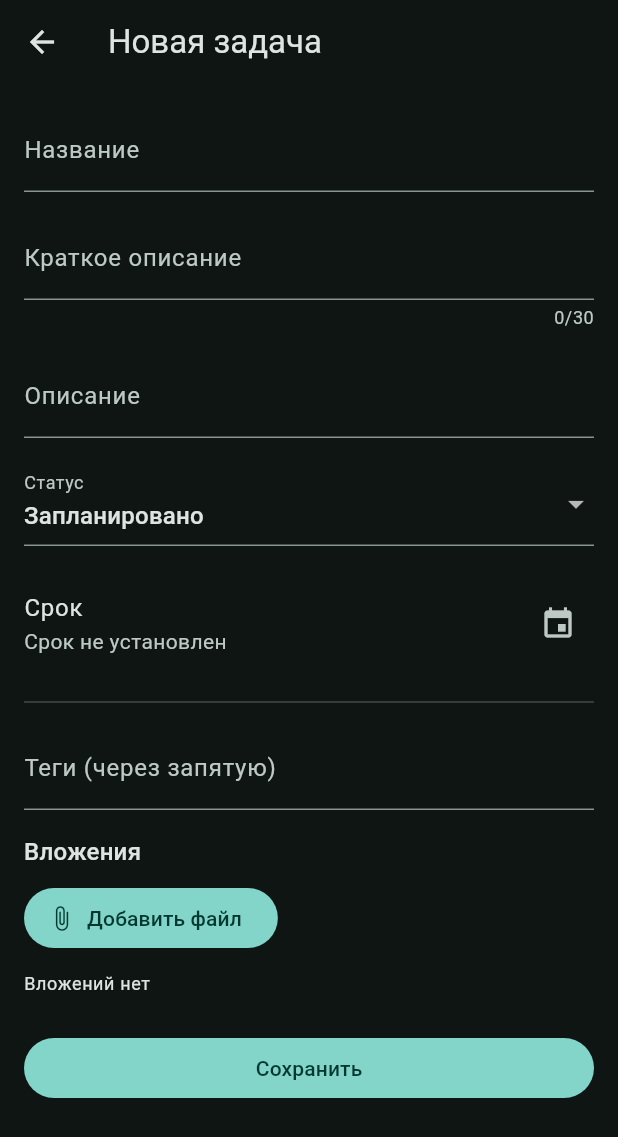
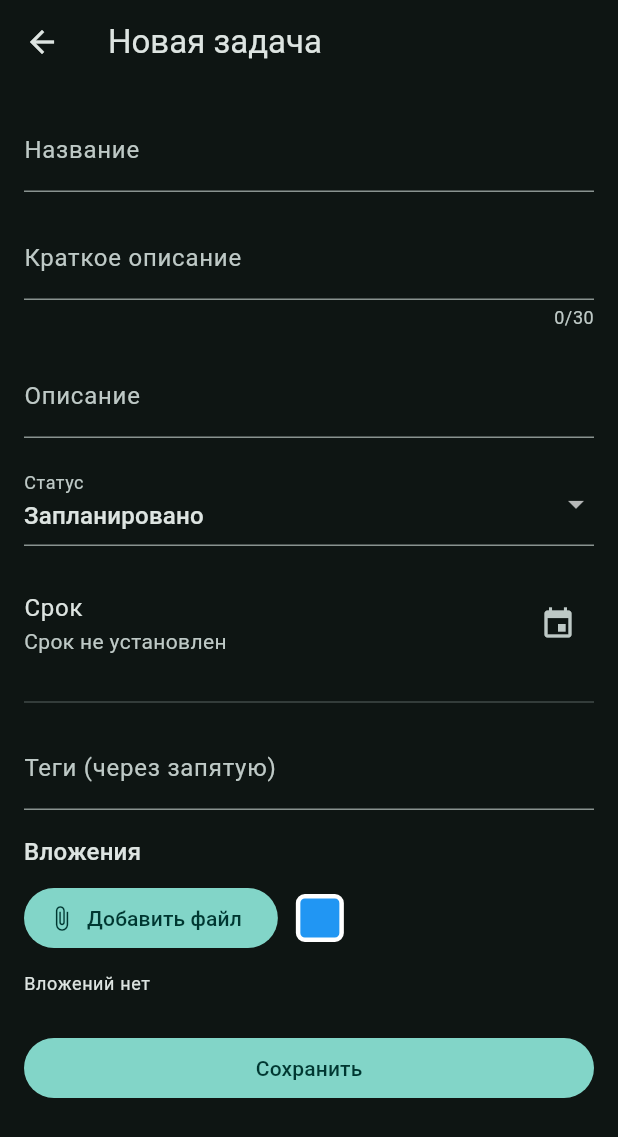
Before and after one commit to StanisRyz/task_manager, a Flutter app: the TaskEditorScreen screen opened directly, on a phone screen of 412 x 824 dp. Shown: the top 1137 px of the screen. Run offline on Flutter 3.47's test engine with Material 3 defaults, Android fonts, the phone set to English and light mode, and no system bars; our stand-ins replace file_picker, flutter_riverpod, hive, hive_flutter, open_filex; missing offline and left inert: pdfx, video_thumbnail; accounts and stored records are empty.

```diff
--- a/lib/features/tasks/data/task.dart
+++ b/lib/features/tasks/data/task.dart
@@ -5,6 +5,8 @@ enum TaskStatus {
   inProgress,
   done,
 }
+
+const int defaultTaskColorValue = 0xFF2196F3;
 
 class Task {
   Task({
@@ -16,6 +18,7 @@ class Task {
     required this.status,
     required this.tags,
     required this.attachments,
+    required this.colorValue,
     required this.createdAt,
     required this.updatedAt,
     required this.completedAt,
@@ -29,6 +32,7 @@ class Task {
   final TaskStatus status;
   final List<String> tags;
   final List<String> attachments;
+  final int colorValue;
   final DateTime createdAt;
   final DateTime updatedAt;
   final DateTime? completedAt;
@@ -42,6 +46,7 @@ class Task {
     TaskStatus? status,
     List<String>? tags,
     List<String>? attachments,
+    int? colorValue,
     DateTime? createdAt,
     DateTime? updatedAt,
     DateTime? completedAt,
@@ -55,6 +60,7 @@ class Task {
       status: status ?? this.status,
       tags: tags ?? List<String>.from(this.tags),
       attachments: attachments ?? List<String>.from(this.attachments),
+      colorValue: colorValue ?? this.colorValue,
       createdAt: createdAt ?? this.createdAt,
       updatedAt: updatedAt ?? this.updatedAt,
       completedAt: completedAt ?? this.completedAt,
@@ -98,6 +104,7 @@ class TaskAdapter extends TypeAdapter<Task> {
       status: fields[4] as TaskStatus,
       tags: (fields[5] as List).cast<String>(),
       attachments: (fields[6] as List).cast<String>(),
+      colorValue: fields[11] as int? ?? defaultTaskColorValue,
       createdAt: fields[7] as DateTime,
       updatedAt: fields[8] as DateTime,
       completedAt: fields[9] as DateTime?,
@@ -107,7 +114,7 @@ class TaskAdapter extends TypeAdapter<Task> {
   @override
   void write(BinaryWriter writer, Task obj) {
     writer
-      ..writeByte(11)
+      ..writeByte(12)
       ..writeByte(0)
       ..write(obj.id)
       ..writeByte(1)
@@ -129,6 +136,8 @@ class TaskAdapter extends TypeAdapter<Task> {
       ..writeByte(9)
       ..write(obj.completedAt)
       ..writeByte(10)
-      ..write(obj.shortDescription);
+      ..write(obj.shortDescription)
+      ..writeByte(11)
+      ..write(obj.colorValue);
   }
 }
--- a/lib/features/tasks/ui/task_editor_screen.dart
+++ b/lib/features/tasks/ui/task_editor_screen.dart
@@ -13,6 +13,7 @@ import '../data/attachment_storage.dart';
 import '../data/task.dart';
 import '../state/tasks_controller.dart';
 import 'attachment_preview.dart';
+import 'task_color_picker_screen.dart';
 import 'task_status_label.dart';
 
 class TaskEditorScreen extends ConsumerStatefulWidget {
@@ -44,6 +45,7 @@ class _TaskEditorScreenState extends ConsumerState<TaskEditorScreen> {
   late TaskStatus _status;
   DateTime? _dueAt;
   late List<String> _attachments;
+  late int _colorValue;
 
   @override
   void initState() {
@@ -56,6 +58,7 @@ class _TaskEditorScreenState extends ConsumerState<TaskEditorScreen> {
     _status = task?.status ?? TaskStatus.planned;
     _dueAt = task?.dueAt;
     _attachments = List<String>.from(task?.attachments ?? []);
+    _colorValue = task?.colorValue ?? defaultTaskColorValue;
   }
 
   @override
@@ -140,6 +143,22 @@ class _TaskEditorScreenState extends ConsumerState<TaskEditorScreen> {
       return;
     }
     _addAttachmentValue(storedPath);
+  }
+
+  Future<void> _pickColor() async {
+    final selectedColor = await Navigator.of(context).push<int>(
+      MaterialPageRoute(
+        builder: (_) => TaskColorPickerScreen(
+          initialColorValue: _colorValue,
+        ),
+      ),
+    );
+    if (selectedColor == null) {
+      return;
+    }
+    setState(() {
+      _colorValue = selectedColor;
+    });
   }
 
   String _attachmentLabel(String path) {
@@ -255,6 +274,7 @@ class _TaskEditorScreenState extends ConsumerState<TaskEditorScreen> {
       status: status,
       tags: _parseTags(_tagsController.text),
       attachments: List<String>.from(_attachments),
+      colorValue: _colorValue,
       createdAt: existing?.createdAt ?? now,
       updatedAt: now,
       completedAt: completedAt,
@@ -476,10 +496,35 @@ class _TaskEditorScreenState extends ConsumerState<TaskEditorScreen> {
                 const SizedBox(height: 8),
                 Align(
                   alignment: Alignment.centerLeft,
-                  child: FilledButton.icon(
-                    onPressed: _pickAttachment,
-                    icon: const Icon(Icons.attach_file),
-                    label: Text(l10n.addAttachmentFile),
+                  child: Row(
+                    mainAxisSize: MainAxisSize.min,
+                    children: [
+                      FilledButton.icon(
+                        onPressed: _pickAttachment,
+                        icon: const Icon(Icons.attach_file),
+                        label: Text(l10n.addAttachmentFile),
+                      ),
+                      const SizedBox(width: 12),
+                      Tooltip(
+                        message: l10n.taskColorTitle,
+                        child: InkWell(
+                          onTap: _pickColor,
+                          borderRadius: BorderRadius.circular(6),
+                          child: Container(
+                            width: 32,
+                            height: 32,
+                            decoration: BoxDecoration(
+                              borderRadius: BorderRadius.circular(6),
+                              border: Border.all(
+                                color: Colors.white,
+                                width: 3,
+                              ),
+                              color: Color(_colorValue),
+                            ),
+                          ),
+                        ),
+                      ),
+                    ],
                   ),
                 ),
                 const SizedBox(height: 12),
--- a/lib/gen_l10n/app_localizations.dart
+++ b/lib/gen_l10n/app_localizations.dart
@@ -445,6 +445,18 @@ abstract class AppLocalizations {
   /// In ru, this message translates to:
   /// **'Сохранить'**
   String get save;
+
+  /// No description provided for @taskColorTitle.
+  ///
+  /// In ru, this message translates to:
+  /// **'Цвет задачи'**
+  String get taskColorTitle;
+
+  /// No description provided for @confirm.
+  ///
+  /// In ru, this message translates to:
+  /// **'Подтвердить'**
+  String get confirm;
 }
 
 class _AppLocalizationsDelegate
--- a/lib/gen_l10n/app_localizations_en.dart
+++ b/lib/gen_l10n/app_localizations_en.dart
@@ -193,4 +193,10 @@ class AppLocalizationsEn extends AppLocalizations {
 
   @override
   String get save => 'Save';
+
+  @override
+  String get taskColorTitle => 'Task color';
+
+  @override
+  String get confirm => 'Confirm';
 }
--- a/lib/gen_l10n/app_localizations_ru.dart
+++ b/lib/gen_l10n/app_localizations_ru.dart
@@ -195,4 +195,10 @@ class AppLocalizationsRu extends AppLocalizations {
 
   @override
   String get save => 'Сохранить';
+
+  @override
+  String get taskColorTitle => 'Цвет задачи';
+
+  @override
+  String get confirm => 'Подтвердить';
 }
--- a/lib/l10n/app_en.arb
+++ b/lib/l10n/app_en.arb
@@ -73,5 +73,7 @@
   "noAttachments": "No attachments",
   "attachmentMissing": "Attachment file is missing",
   "attachmentOpenFailed": "Could not open the attachment",
-  "save": "Save"
+  "save": "Save",
+  "taskColorTitle": "Task color",
+  "confirm": "Confirm"
 }
--- a/lib/l10n/app_ru.arb
+++ b/lib/l10n/app_ru.arb
@@ -73,5 +73,7 @@
   "noAttachments": "Вложений нет",
   "attachmentMissing": "Файл вложения не найден",
   "attachmentOpenFailed": "Не удалось открыть вложение",
-  "save": "Сохранить"
+  "save": "Сохранить",
+  "taskColorTitle": "Цвет задачи",
+  "confirm": "Подтвердить"
 }
```
Also changed, not shown: lib/features/tasks/ui/task_color_picker_screen.dart (added, +107 -0 lines), lib/features/tasks/ui/task_list_screen.dart (+41 -9 lines), 1 other file.
